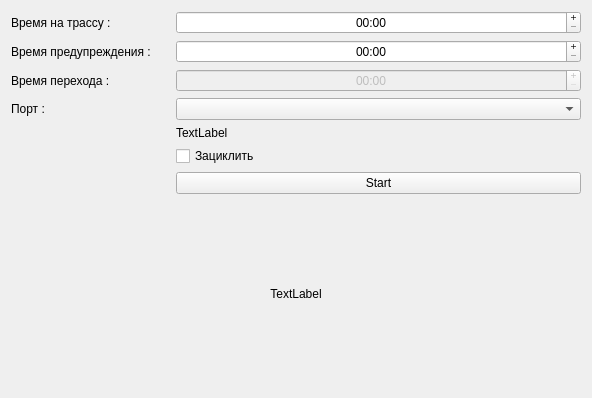
Qt form BoulderingTimer/mainwindow.ui (Lezh1k/P10Panel) before a commit.
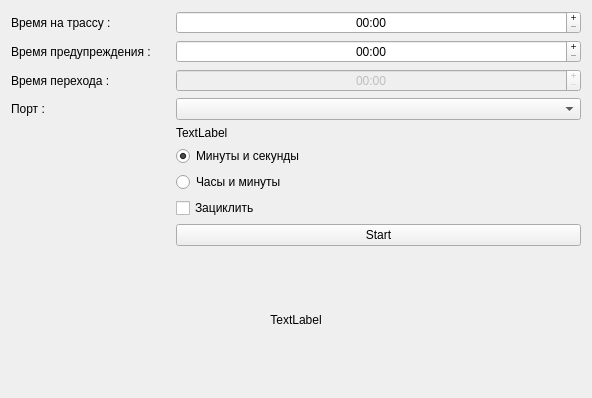
The same form after that commit.

Commit message: Added hours and minutes format

```diff
--- a/BoulderingTimer/mainwindow.ui
+++ b/BoulderingTimer/mainwindow.ui
@@ -19,6 +19,16 @@
      <layout class="QGridLayout" name="gridLayout_2" rowstretch="0,8">
       <item row="0" column="0">
        <layout class="QGridLayout" name="gridLayout" columnstretch="0,5" columnminimumwidth="0,0">
+        <item row="8" column="1">
+         <widget class="QRadioButton" name="m_rb_hr_min">
+          <property name="text">
+           <string>Часы и минуты</string>
+          </property>
+          <property name="checked">
+           <bool>false</bool>
+          </property>
+         </widget>
+        </item>
         <item row="0" column="0">
          <widget class="QLabel" name="m_lbl_full_time">
           <property name="text">
@@ -108,7 +118,7 @@
           </property>
          </widget>
         </item>
-        <item row="5" column="0">
+        <item row="9" column="0">
          <spacer name="horizontalSpacer">
           <property name="orientation">
            <enum>Qt::Horizontal</enum>
@@ -121,20 +131,30 @@
           </property>
          </spacer>
         </item>
-        <item row="5" column="1">
+        <item row="9" column="1">
          <widget class="QCheckBox" name="m_chk_loop">
           <property name="text">
            <string>Зациклить</string>
           </property>
          </widget>
         </item>
-        <item row="6" column="1">
+        <item row="10" column="1">
          <widget class="QPushButton" name="m_btn_start_stop">
           <property name="text">
            <string>Start</string>
           </property>
          </widget>
         </item>
+        <item row="7" column="1">
+         <widget class="QRadioButton" name="m_rb_min_sec">
+          <property name="text">
+           <string>Минуты и секунды</string>
+          </property>
+          <property name="checked">
+           <bool>true</bool>
+          </property>
+         </widget>
+        </item>
        </layout>
       </item>
       <item row="1" column="0">
```
Left out of the diff: 6 changed lines with no effect on the pictures. The commit also changes 2 other files.
